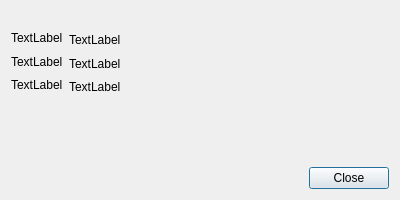
ghorsington/COM3D2.MaidFiddler, file GUI/templates/about_dialog.ui: the form before one commit.
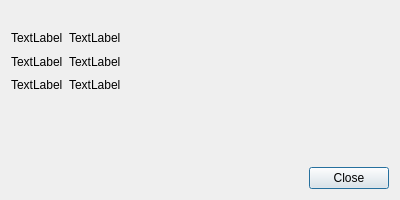
The form after the commit.

Commit message: Add version display; add option to hide untranslated UI tags

```diff
--- a/GUI/templates/about_dialog.ui
+++ b/GUI/templates/about_dialog.ui
@@ -115,6 +115,9 @@
        <property name="text">
         <string>TextLabel</string>
        </property>
+       <property name="alignment">
+        <set>Qt::AlignLeading|Qt::AlignLeft|Qt::AlignTop</set>
+       </property>
       </widget>
      </item>
      <item row="1" column="0">
@@ -147,6 +150,9 @@
        <property name="text">
         <string>TextLabel</string>
        </property>
+       <property name="alignment">
+        <set>Qt::AlignLeading|Qt::AlignLeft|Qt::AlignTop</set>
+       </property>
       </widget>
      </item>
      <item row="2" column="0">
@@ -185,6 +191,9 @@
        <property name="textFormat">
         <enum>Qt::RichText</enum>
        </property>
+       <property name="alignment">
+        <set>Qt::AlignLeading|Qt::AlignLeft|Qt::AlignTop</set>
+       </property>
        <property name="openExternalLinks">
         <bool>true</bool>
        </property>
```
Left out of the diff: 2 changed lines with no effect on the pictures. The commit also changes 5 other files.
